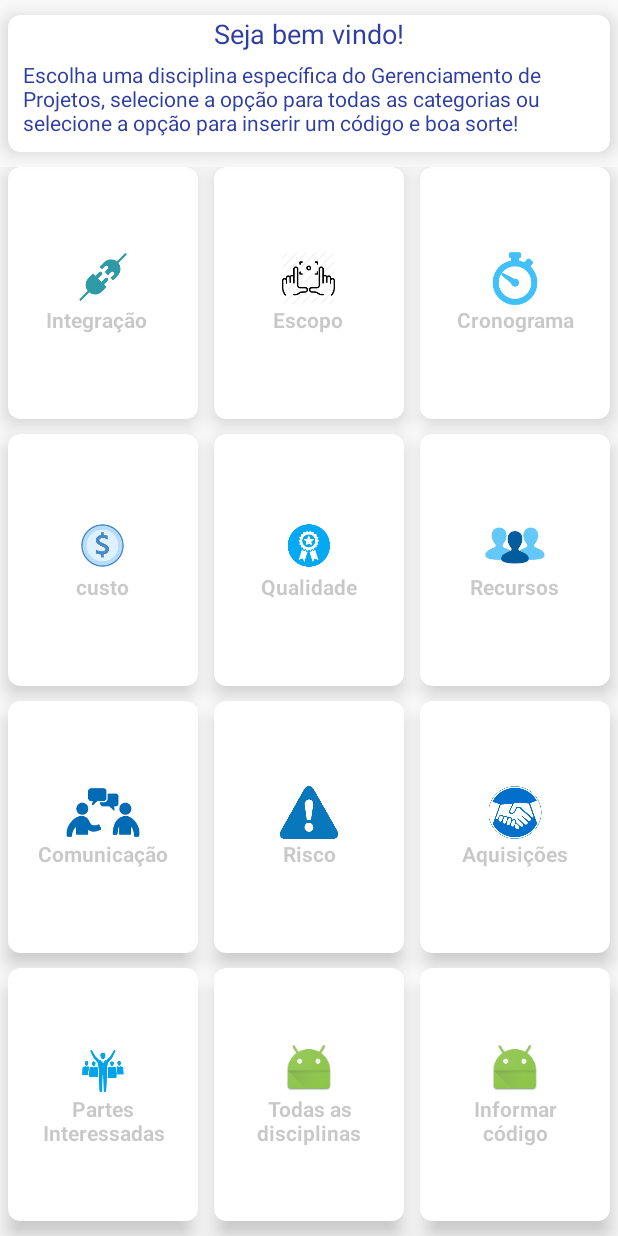
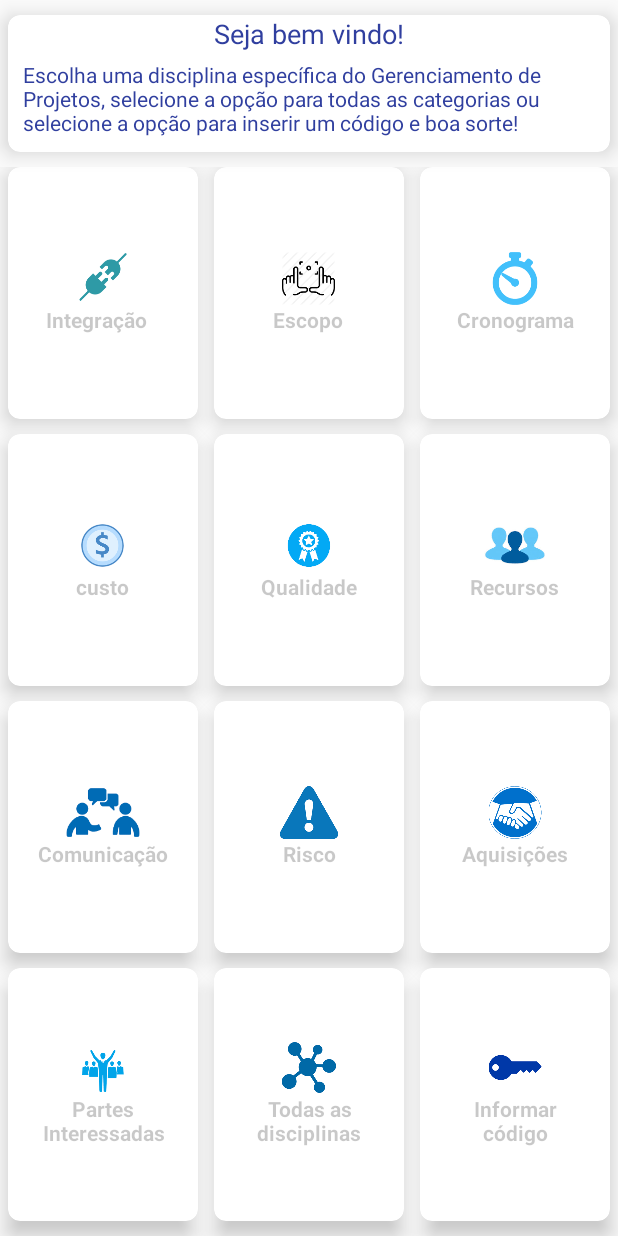
Before and after one commit to Julionevess/questionsGP, an Android app: the screen it shows after launch (MainActivity), on a phone screen of 412 x 824 dp. Run offline under Robolectric (Android 15) with nearby library versions, the phone set to English and light mode, and no system bars.

Commit message:
Novos icones

```diff
--- a/app/src/main/AndroidManifest.xml
+++ b/app/src/main/AndroidManifest.xml
@@ -4,7 +4,7 @@
 
     <application
         android:allowBackup="true"
-        android:icon="@mipmap/ic_launcher"
+        android:icon="@mipmap/gp"
         android:label="@string/app_name"
         android:roundIcon="@mipmap/ic_launcher_round"
         android:supportsRtl="true"
--- a/app/src/main/res/layout/activity_main.xml
+++ b/app/src/main/res/layout/activity_main.xml
@@ -485,7 +485,7 @@
                         android:layout_width="match_parent"
                         android:layout_height="35dp"
                         android:layout_gravity="center_horizontal"
-                        android:src="@mipmap/ic_launcher"
+                        android:src="@mipmap/all"
                         />
                     <TextView
                         android:layout_width="match_parent"
@@ -524,7 +524,7 @@
                         android:layout_width="match_parent"
                         android:layout_height="35dp"
                         android:layout_gravity="center_horizontal"
-                        android:src="@mipmap/ic_launcher"
+                        android:src="@mipmap/code"
                         />
                     <TextView
                         android:layout_width="match_parent"
--- a/app/src/main/res/layout/content_main.xml
+++ b/app/src/main/res/layout/content_main.xml
@@ -49,7 +49,8 @@
             <LinearLayout
                 android:layout_width="match_parent"
                 android:layout_height="match_parent"
-                android:paddingRight="16dp"
+                android:layout_marginBottom="10dp"
+                android:layout_marginTop="10dp"
                 android:gravity="left"
                 android:orientation="vertical">
 
--- a/app/src/main/res/values/strings.xml
+++ b/app/src/main/res/values/strings.xml
@@ -1,5 +1,5 @@
 <resources>
-    <string name="app_name">"Exercitando GP"</string>
+    <string name="app_name">"FAA - GP"</string>
     <string name="action_settings">Settings</string>
     <string name="title_activity_base">BaseActivity</string>
     <string name="msg_fill_all_questions">Você precisa responder todas as questões antes de conferir as respostas, existe questões sem respostas, volte e revise as questões</string>
```
Also changed, not shown: app/src/main/res/mipmap-hdpi/all.png (added), app/src/main/res/mipmap-hdpi/code.png (added), app/src/main/res/mipmap-hdpi/gp.png (added), 1 other file.
